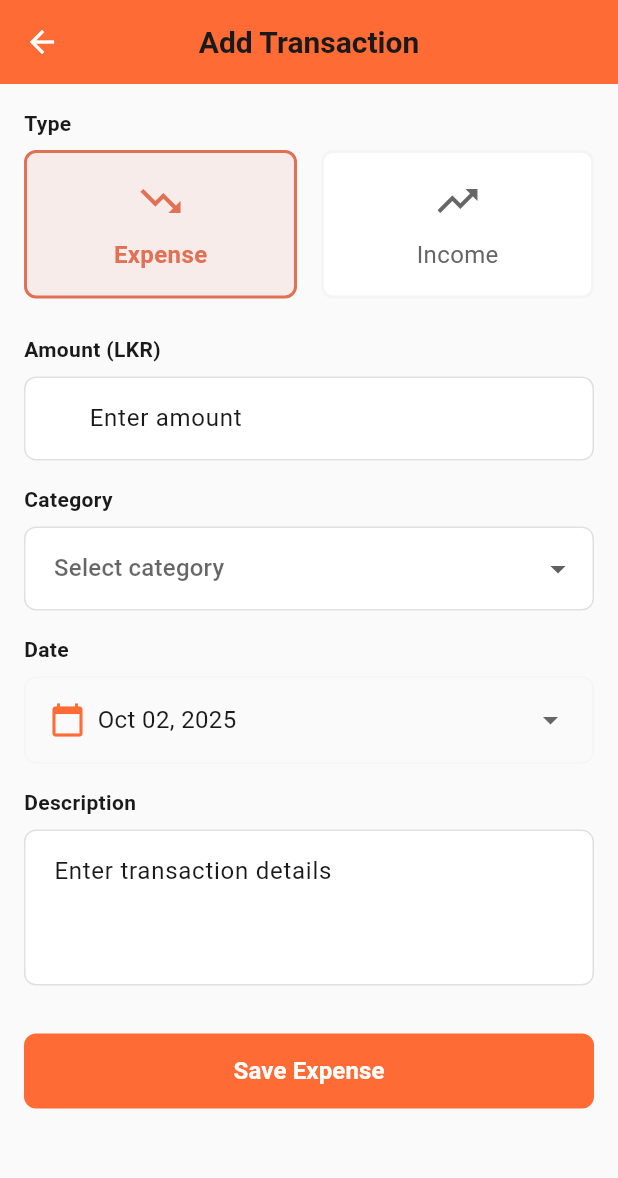
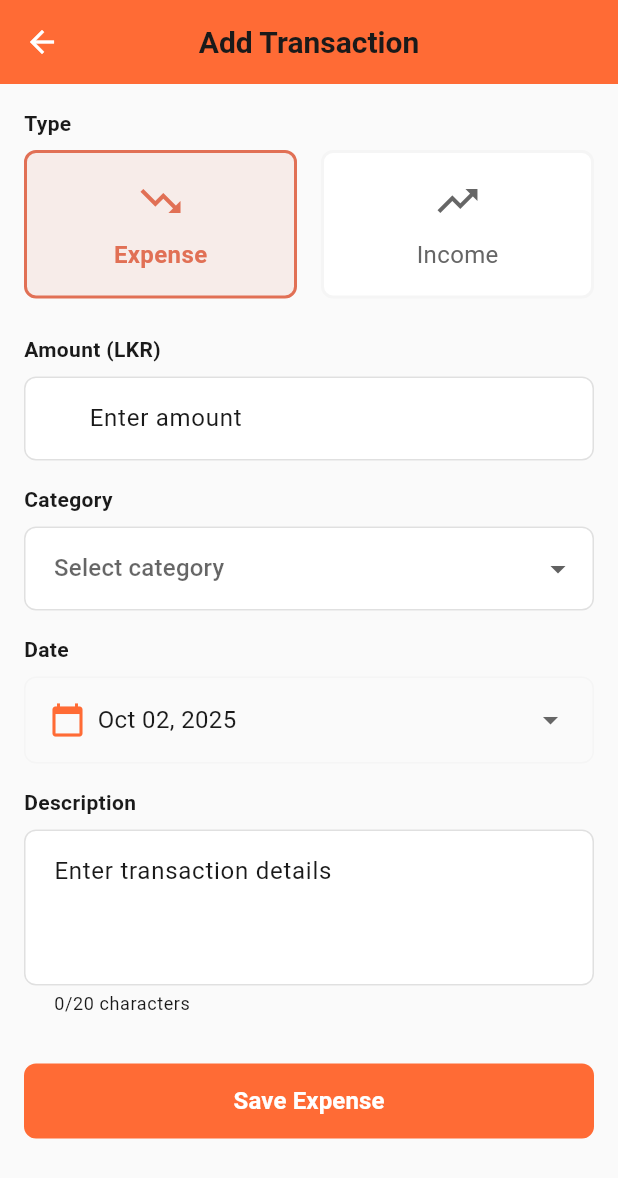
Before and after one commit to rishithamenush/moneymaker, a Flutter app: the AddTransactionPage screen opened by its route, on a phone screen of 412 x 824 dp. Shown: the top 1178 px of the screen. Run offline on Flutter 3.47's test engine with Material 3 defaults, Android fonts, the phone set to English and light mode, and no system bars; our stand-ins replace equatable, fl_chart, flutter_local_notifications, flutter_secure_storage, shared_preferences, sqflite and 1 more; accounts and stored records are empty.

Commit message:
issue Fixed!

```diff
--- a/lib/presentation/pages/add/add_transaction_page.dart
+++ b/lib/presentation/pages/add/add_transaction_page.dart
@@ -359,6 +359,7 @@ class _AddTransactionPageState extends State<AddTransactionPage> {
         TextFormField(
           controller: _descriptionController,
           maxLines: 3,
+          maxLength: 20,
           decoration: InputDecoration(
             hintText: 'Enter transaction details',
             border: OutlineInputBorder(
@@ -368,10 +369,18 @@ class _AddTransactionPageState extends State<AddTransactionPage> {
               borderRadius: BorderRadius.circular(AppDimensions.radiusM),
               borderSide: BorderSide(color: ThemeColors.getAccentColor(context, context.read<ThemeProvider>().accentColor)),
             ),
+            counterText: '', // Hide the default counter
+            helperText: '${_descriptionController.text.length}/20 characters',
           ),
+          onChanged: (value) {
+            setState(() {}); // Refresh to update character count
+          },
           validator: (value) {
             if (value == null || value.isEmpty) {
               return 'Please enter transaction details';
+            }
+            if (value.length > 20) {
+              return 'Description must be 20 characters or less';
             }
             return null;
           },
```
Also changed, not shown: lib/presentation/widgets/common/transaction_list_item.dart (+5 -3 lines).
